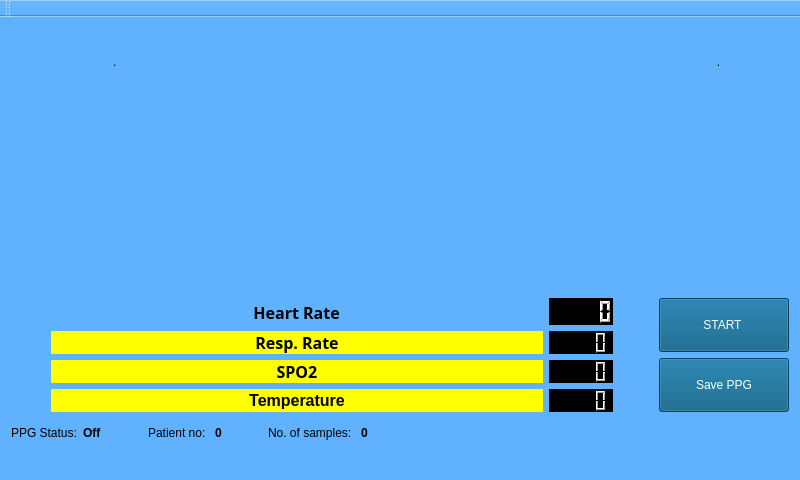
This is TeleDOC/mainwindow.ui in ma-anjum95/FYP as Qt 5 draws it before an edit. The edited form follows.
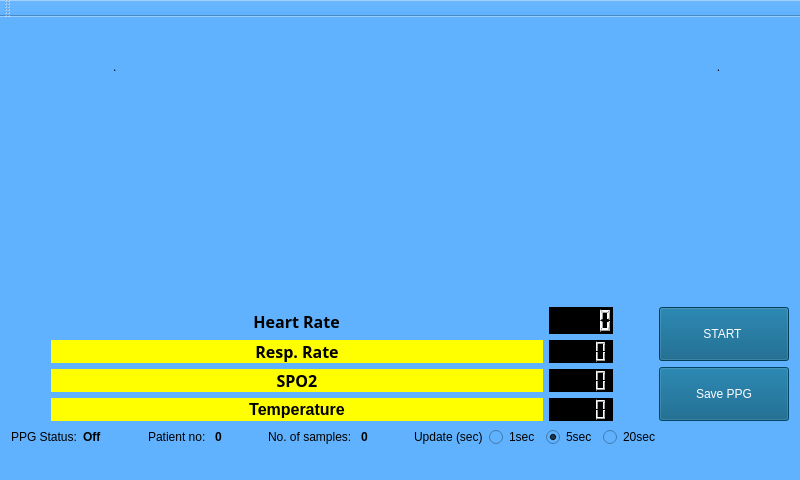
This is the edited form. Icons and pictures are not drawn. Custom widgets are drawn as their Qt base class.

```diff
--- a/TeleDOC/mainwindow.ui
+++ b/TeleDOC/mainwindow.ui
@@ -549,6 +549,56 @@
         </property>
        </widget>
       </item>
+      <item>
+       <spacer name="horizontalSpacer_13">
+        <property name="orientation">
+         <enum>Qt::Horizontal</enum>
+        </property>
+        <property name="sizeType">
+         <enum>QSizePolicy::Minimum</enum>
+        </property>
+        <property name="sizeHint" stdset="0">
+         <size>
+          <width>40</width>
+          <height>20</height>
+         </size>
+        </property>
+       </spacer>
+      </item>
+      <item>
+       <widget class="QLabel" name="label_8">
+        <property name="text">
+         <string>Update (sec)</string>
+        </property>
+       </widget>
+      </item>
+      <item>
+       <widget class="QRadioButton" name="radio_1">
+        <property name="text">
+         <string>1sec</string>
+        </property>
+       </widget>
+      </item>
+      <item>
+       <widget class="QRadioButton" name="radio_5">
+        <property name="enabled">
+         <bool>true</bool>
+        </property>
+        <property name="text">
+         <string>5sec</string>
+        </property>
+        <property name="checked">
+         <bool>true</bool>
+        </property>
+       </widget>
+      </item>
+      <item>
+       <widget class="QRadioButton" name="radio_20">
+        <property name="text">
+         <string>20sec</string>
+        </property>
+       </widget>
+      </item>
       <item>
        <spacer name="horizontalSpacer_8">
         <property name="orientation">
```
Left out of the diff: 1 changed line with no effect on the pictures.
